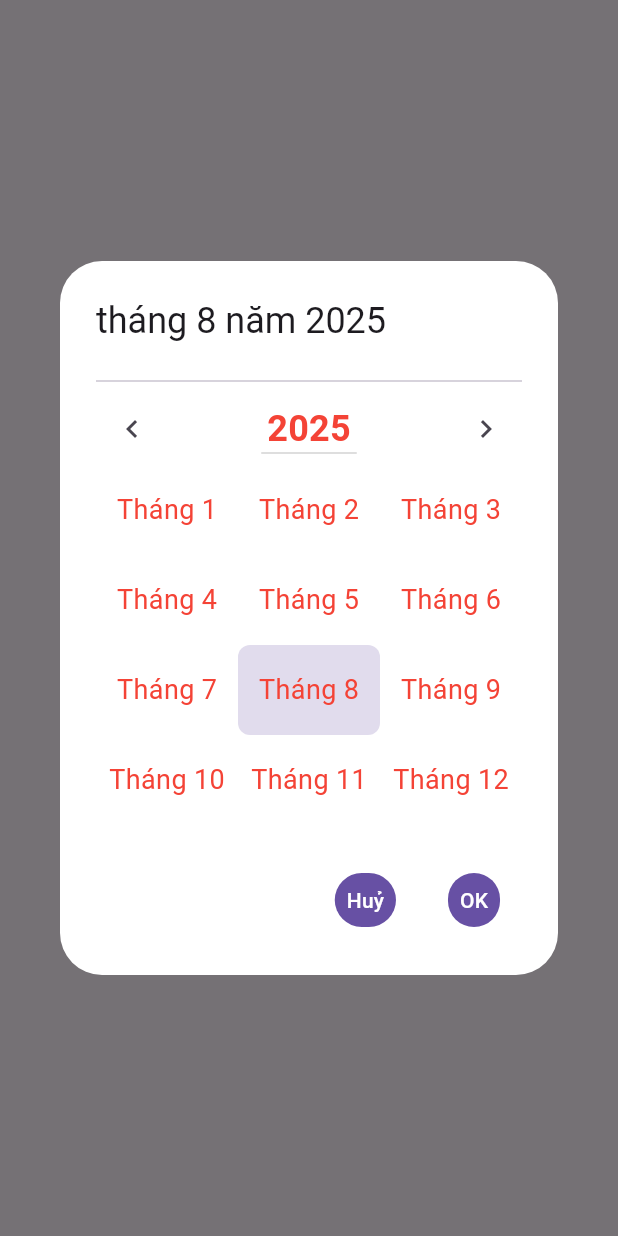
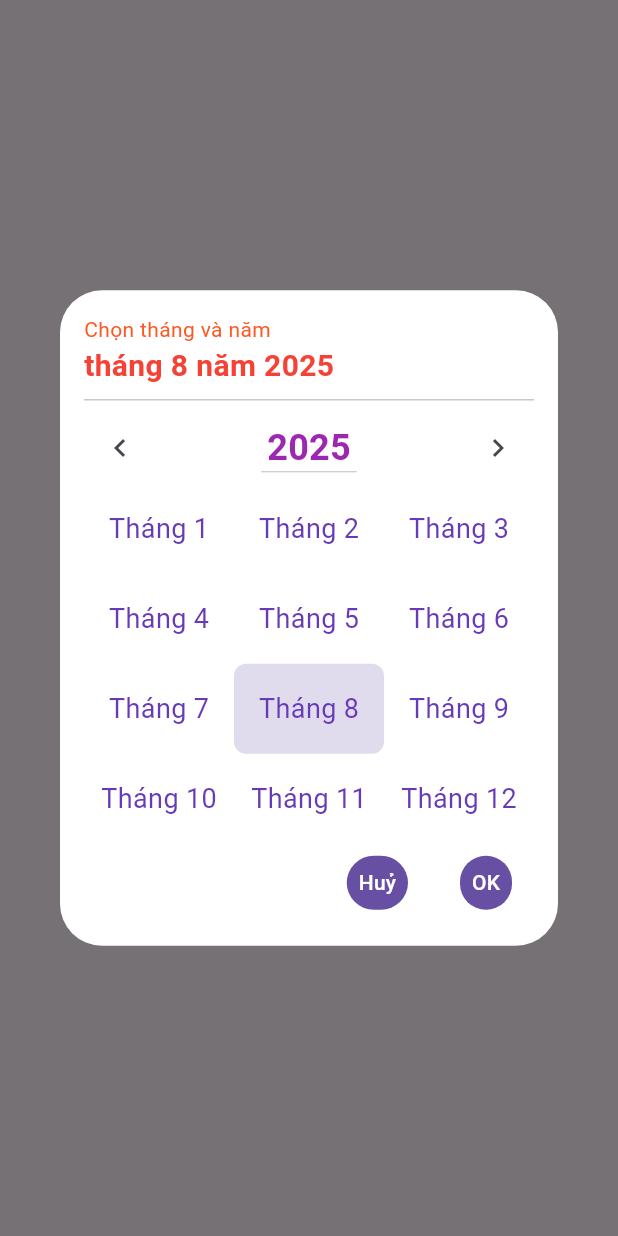
Before and after one commit to PhiLongDo/year_month_picker, a Flutter app: the screen it shows after launch, after a tap on "Show custom dialog", on a phone screen of 412 x 824 dp. Run offline on Flutter 3.47's test engine with Material 3 defaults, Android fonts, the phone set to English and light mode, and no system bars; our stand-ins replace carousel_slider.

Commit message:
feat: add custom year-month text builder to dialog
- Introduces a buildYearMonthText callback to allow custom rendering of the year and month text in the year-month picker dialog.
- Updates the dialog layout for more flexibility and improves color customization in the example preview.

```diff
--- a/example/lib/dialog_preview.dart
+++ b/example/lib/dialog_preview.dart
@@ -40,14 +40,32 @@ class DialogPreview extends StatelessWidget {
               firstYear: 2000,
               initialYearMonth: initYearMonth,
               backgroundColor: Colors.white,
+              buildHelperText: (context) {
+                return const Text(
+                  'Chọn tháng và năm',
+                  style: TextStyle(
+                    color: Colors.deepOrange,
+                  ),
+                );
+              },
               locale: const Locale("vi"),
+              buildYearMonthText: (context, year, month) {
+                return Text(
+                  DateFormat.yMMMM("vi").format(DateTime(year, month)),
+                  style: const TextStyle(
+                    color: Colors.red,
+                    fontSize: 20,
+                    fontWeight: FontWeight.bold,
+                  ),
+                );
+              },
               buildMonthItem: (context, month) {
                 return Container(
                   alignment: Alignment.center,
                   child: Text(
                     DateFormat.MMMM("vi").format(DateTime(2025, month)),
                     style: const TextStyle(
-                      color: Colors.red,
+                      color: Colors.deepPurple,
                       fontSize: 18,
                     ),
                   ),
@@ -60,7 +78,7 @@ class DialogPreview extends StatelessWidget {
                   child: Text(
                     '$year',
                     style: const TextStyle(
-                      color: Colors.red,
+                      color: Colors.purple,
                       fontWeight: FontWeight.bold,
                       fontSize: 24,
                     ),
--- a/lib/src/dialog.dart
+++ b/lib/src/dialog.dart
@@ -25,6 +25,8 @@ Future<DateTime?> showYearMonthPickerDialog({
   Widget Function(BuildContext context)? buildOkButton,
   Widget Function(BuildContext context)? buildCancelButton,
   Widget Function(BuildContext context)? buildHelperText,
+  Widget Function(BuildContext context, int year, int month)?
+      buildYearMonthText,
   void Function(int year)? onYearChanged,
   void Function(int month)? onMonthChanged,
 }) {
@@ -43,6 +45,7 @@ Future<DateTime?> showYearMonthPickerDialog({
     buildOkButton: buildOkButton,
     buildYearItem: buildYearItem,
     buildHelperText: buildHelperText,
+    buildYearMonthText: buildYearMonthText,
     onMonthChanged: onMonthChanged,
     onYearChanged: onYearChanged,
     backgroundColor: backgroundColor,
@@ -84,6 +87,7 @@ class _YearMonthPickerDialog extends StatefulWidget {
     this.buildOkButton,
     this.buildCancelButton,
     this.buildHelperText,
+    this.buildYearMonthText,
     this.onYearChanged,
     this.onMonthChanged,
     this.backgroundColor,
@@ -110,9 +114,12 @@ class _YearMonthPickerDialog extends StatefulWidget {
   final Widget Function(BuildContext context)? buildOkButton;
   final Widget Function(BuildContext context)? buildCancelButton;
   final Widget Function(BuildContext context)? buildHelperText;
+  final Widget Function(BuildContext context, int year, int month)?
+      buildYearMonthText;
 
   final void Function(int year)? onYearChanged;
   final void Function(int month)? onMonthChanged;
+
   @override
   State<_YearMonthPickerDialog> createState() => _YearMonthPickerDialogState();
 }
@@ -159,45 +166,34 @@ class _YearMonthPickerDialogState extends State<_YearMonthPickerDialog> {
 
   @override
   Widget build(BuildContext context) {
-    final MaterialLocalizations localizations =
-        MaterialLocalizations.of(context);
-    return AlertDialog(
-      title: Column(
-        crossAxisAlignment: CrossAxisAlignment.start,
+    return Dialog(
+      backgroundColor: widget.backgroundColor,
+      child: Padding(
+        padding: const EdgeInsets.all(16.0),
+        child: IntrinsicWidth(
+          child: Column(
+            crossAxisAlignment: CrossAxisAlignment.stretch,
+            mainAxisSize: MainAxisSize.min,
             children: [
               widget.buildHelperText?.call(context) ?? const SizedBox.shrink(),
+              _buildYearMonthText(),
+              const Divider(),
+              _buildYearSelector(),
+              _buildMonthSelector(),
+              _buildActions(context),
+            ],
+          ),
+        ),
+      ),
+    );
+  }
+
+  Widget _buildYearMonthText() {
+    return widget.buildYearMonthText?.call(context, _year, _month) ??
         Text(
           DateFormat.yMMMM(widget.locale?.languageCode)
               .format(DateTime(_year, _month)),
-            style: const TextStyle(fontSize: 24),
-          )
-        ],
-      ),
-      backgroundColor: widget.backgroundColor,
-      actions: [
-        TextButton(
-          onPressed: () {
-            Navigator.of(context).pop(null);
-          },
-          child: widget.buildCancelButton?.call(context) ??
-              Text(localizations.cancelButtonLabel),
-        ),
-        TextButton(
-          onPressed: () {
-            Navigator.of(context).pop(DateTime(_year, _month));
-          },
-          child: widget.buildOkButton?.call(context) ??
-              Text(localizations.okButtonLabel),
-        ),
-      ],
-      content: Column(
-        mainAxisSize: MainAxisSize.min,
-        children: [
-          const Divider(),
-          _buildYearSelector(),
-          _buildMonthSelector(),
-        ],
-      ),
+          style: Theme.of(context).textTheme.headlineSmall,
         );
   }
 
@@ -263,10 +259,10 @@ class _YearMonthPickerDialogState extends State<_YearMonthPickerDialog> {
   Widget _buildMonthRow(int row) {
     return Row(
       mainAxisAlignment: MainAxisAlignment.spaceBetween,
+      mainAxisSize: MainAxisSize.min,
       children: List<Widget>.generate(3, (index) {
         final month = row * 3 + index + 1;
-        return Expanded(
-          child: GestureDetector(
+        return GestureDetector(
           onTap: () {
             setState(() {
               _month = month;
@@ -274,26 +270,51 @@ class _YearMonthPickerDialogState extends State<_YearMonthPickerDialog> {
             });
           },
           child: Container(
-              constraints: const BoxConstraints(minWidth: 100, minHeight: 60),
+            constraints: const BoxConstraints(
+              minWidth: 100,
+              minHeight: 60,
+            ),
             padding: const EdgeInsets.symmetric(
               vertical: 16.0,
               horizontal: 4.0,
             ),
             decoration: BoxDecoration(
               color: _month == month
-                    ? Theme.of(context)
-                        .colorScheme
-                        .primary
-                        .withValues(alpha: 0.2)
+                  ? Theme.of(context).colorScheme.primary.withValues(alpha: 0.2)
                   : null,
               borderRadius: BorderRadius.circular(8.0),
             ),
             alignment: Alignment.center,
             child: _buildMonthItem(context, month),
           ),
-          ),
         );
       }),
     );
   }
+
+  Widget _buildActions(BuildContext context) {
+    final MaterialLocalizations localizations =
+        MaterialLocalizations.of(context);
+    return Row(
+      mainAxisAlignment: MainAxisAlignment.end,
+      mainAxisSize: MainAxisSize.min,
+      spacing: 8.0,
+      children: [
+        TextButton(
+          onPressed: () {
+            Navigator.of(context).pop(null);
+          },
+          child: widget.buildCancelButton?.call(context) ??
+              Text(localizations.cancelButtonLabel),
+        ),
+        TextButton(
+          onPressed: () {
+            Navigator.of(context).pop(DateTime(_year, _month));
+          },
+          child: widget.buildOkButton?.call(context) ??
+              Text(localizations.okButtonLabel),
+        ),
+      ],
+    );
   }
+}
```
Lines whose indentation alone changed are shown as unchanged.
